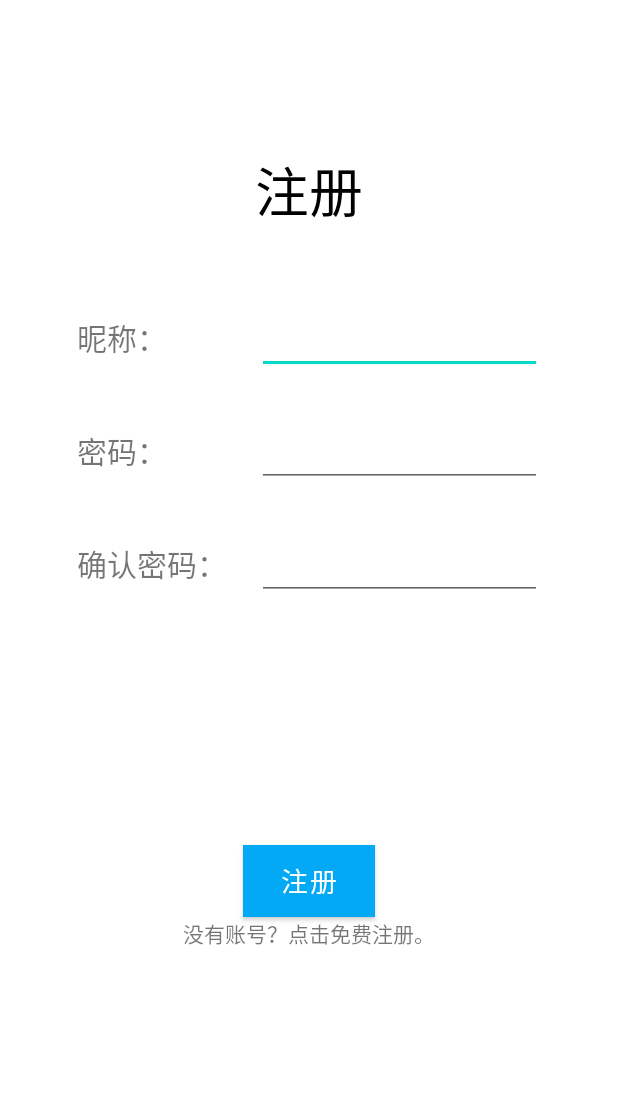
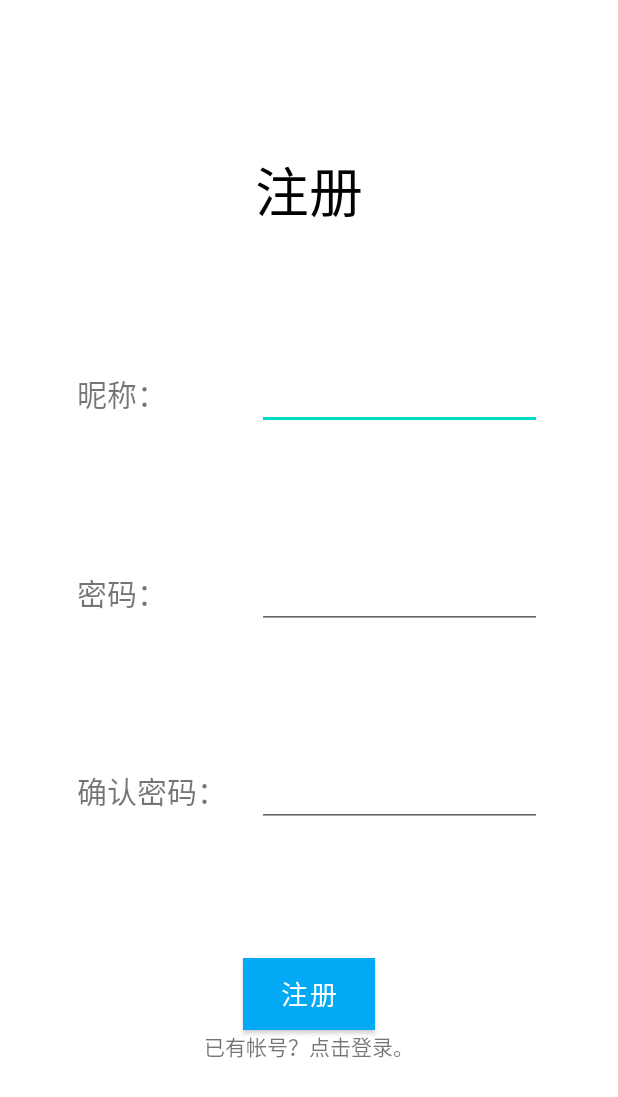
Before and after one commit to Jia-algorithm/UDrop, an Android app: the layout activity_register.xml on its own in the app's theme, with its tools: preview values and no code run, on a phone screen of 412 x 824 dp. Shown: the top 1097 px of the screen. Run offline under Robolectric (Android 15) with nearby library versions, the phone set to English and light mode, and no system bars.

Commit message:
add jumps between Main page, Login page and Register page

```diff
--- a/app/src/main/AndroidManifest.xml
+++ b/app/src/main/AndroidManifest.xml
@@ -16,6 +16,8 @@
                 <category android:name="android.intent.category.LAUNCHER" />
             </intent-filter>
         </activity>
+        <activity android:name=".LoginActivity"/>
+        <activity android:name=".RegisterActivity"/>
     </application>
 
 </manifest>
--- a/app/src/main/res/layout/activity_login.xml
+++ b/app/src/main/res/layout/activity_login.xml
@@ -37,7 +37,7 @@
         app:layout_constraintTop_toBottomOf="@id/page_title"
         app:layout_constraintStart_toStartOf="parent"
         app:layout_constraintEnd_toEndOf="parent"
-        android:layout_marginTop="50dp"
+        app:layout_constraintBottom_toTopOf="@id/password_input"
         android:orientation="horizontal">
         <TextView
             android:layout_width="120dp"
@@ -57,7 +57,7 @@
         app:layout_constraintTop_toBottomOf="@id/name_input"
         app:layout_constraintStart_toStartOf="parent"
         app:layout_constraintEnd_toEndOf="parent"
-        android:layout_marginTop="30dp"
+        app:layout_constraintBottom_toTopOf="@id/button"
         android:orientation="horizontal">
         <TextView
             android:layout_width="120dp"
@@ -80,6 +80,6 @@
         app:layout_constraintEnd_toEndOf="parent"
         android:clickable="true"
         android:linksClickable="false"
-        android:text="已有账号？返回登录。"
+        android:text="没有账号？点击免费注册。"
         />
 </androidx.constraintlayout.widget.ConstraintLayout>
--- a/app/src/main/res/layout/activity_register.xml
+++ b/app/src/main/res/layout/activity_register.xml
@@ -37,7 +37,7 @@
         app:layout_constraintTop_toBottomOf="@id/page_title"
         app:layout_constraintStart_toStartOf="parent"
         app:layout_constraintEnd_toEndOf="parent"
-        android:layout_marginTop="50dp"
+        app:layout_constraintBottom_toTopOf="@id/password_edit"
         android:orientation="horizontal">
         <TextView
             android:layout_width="120dp"
@@ -57,7 +57,7 @@
         app:layout_constraintTop_toBottomOf="@id/name_edit"
         app:layout_constraintStart_toStartOf="parent"
         app:layout_constraintEnd_toEndOf="parent"
-        android:layout_marginTop="30dp"
+        app:layout_constraintBottom_toTopOf="@id/password_confirm"
         android:orientation="horizontal">
         <TextView
             android:layout_width="120dp"
@@ -77,7 +77,7 @@
         app:layout_constraintTop_toBottomOf="@id/password_edit"
         app:layout_constraintStart_toStartOf="parent"
         app:layout_constraintEnd_toEndOf="parent"
-        android:layout_marginTop="30dp"
+        app:layout_constraintBottom_toTopOf="@id/button"
         android:orientation="horizontal">
         <TextView
             android:layout_width="120dp"
@@ -91,7 +91,7 @@
             />
     </androidx.appcompat.widget.LinearLayoutCompat>
     <TextView
-        android:id="@+id/to_register"
+        android:id="@+id/to_login"
         android:layout_width="wrap_content"
         android:layout_height="wrap_content"
         app:layout_constraintTop_toBottomOf="@id/button"
@@ -99,7 +99,7 @@
         app:layout_constraintEnd_toEndOf="parent"
         android:clickable="true"
         android:linksClickable="false"
-        android:text="没有账号？点击免费注册。"
+        android:text="已有帐号？点击登录。"
         />
 
 </androidx.constraintlayout.widget.ConstraintLayout>
```
Also changed, not shown: app/src/main/java/com/yudi/udrop/LoginActivity.kt (added, +16 -0 lines), app/src/main/java/com/yudi/udrop/MainActivity.kt (+9 -0 lines), app/src/main/java/com/yudi/udrop/RegisterActivity.kt (added, +16 -0 lines).
